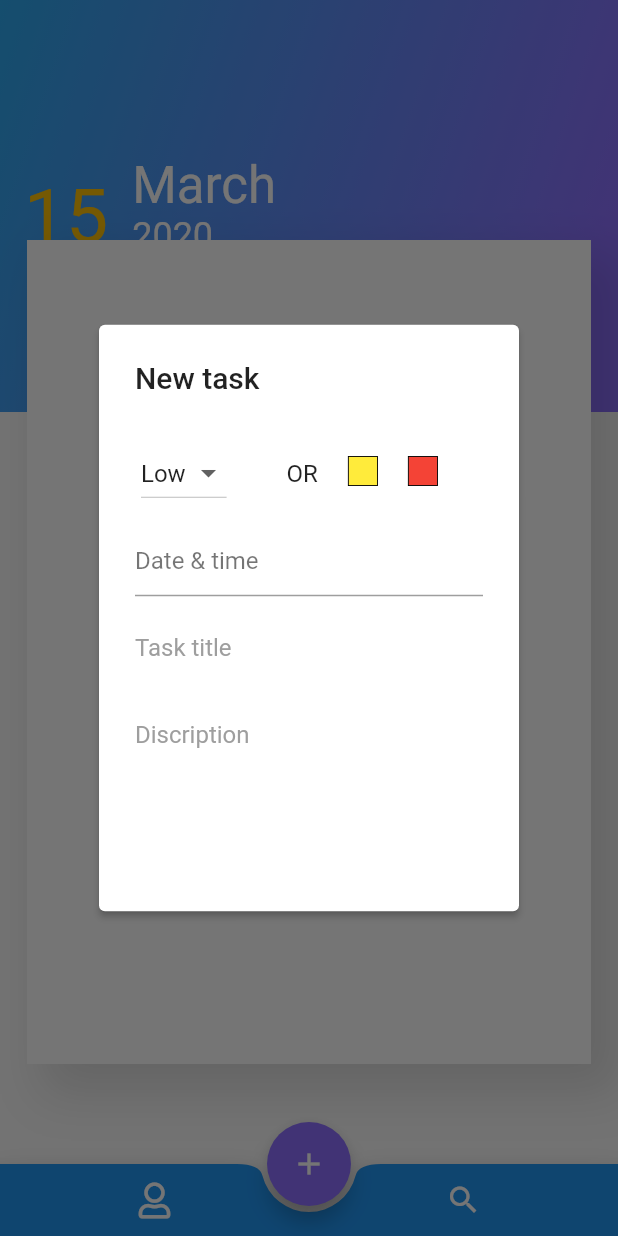
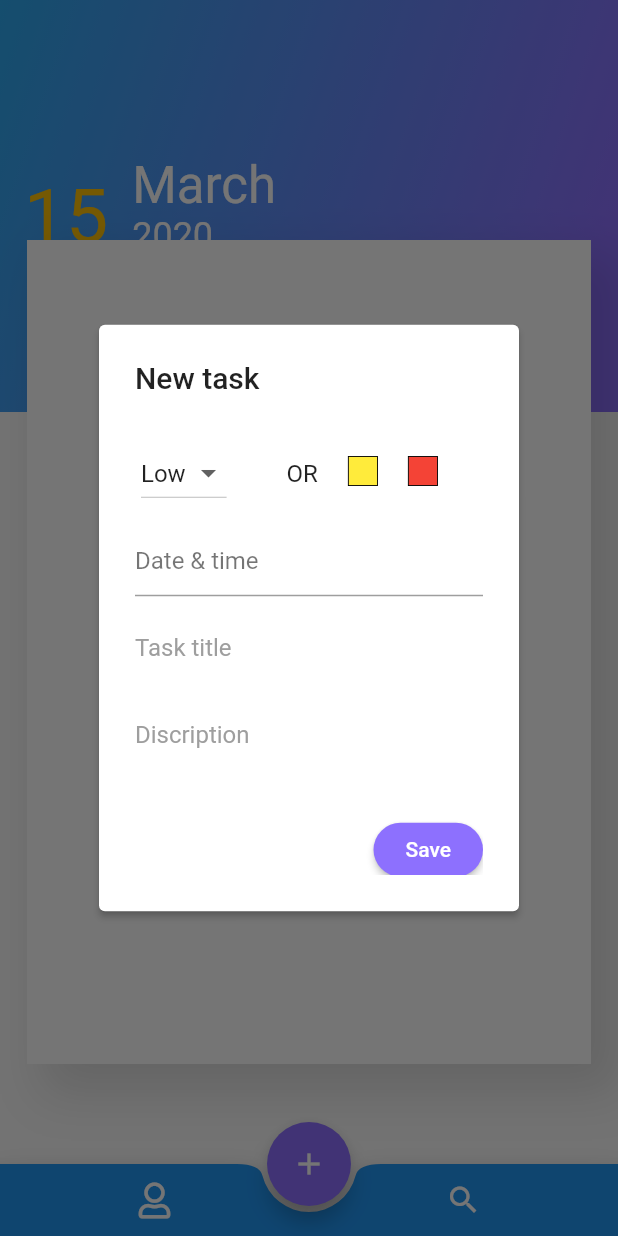
Before and after one commit to uzairleo/Leo_TodoApp-using-SqfLite-plugin-, a Flutter app: the screen it shows after launch, after a tap on the "add" icon, on a phone screen of 412 x 824 dp. Run offline on Flutter 3.47's test engine with Material 2 defaults, Android fonts, the phone set to English and light mode, and no system bars; drawn by our look-alikes of datetime_picker_formfield; our stand-ins replace flutter_spinkit, font_awesome_flutter, rflutter_alert, sqflite; accounts and stored records are empty.

Commit message:
add fancy save button

```diff
--- a/lib/screens/TodoDetail_Dilogue.dart
+++ b/lib/screens/TodoDetail_Dilogue.dart
@@ -63,6 +63,7 @@ class _TdoDetailDilogueState extends State<TdoDetailDilogue> {
                   ),
                   //basic date field
                   Padding(padding: const EdgeInsets.only(top:10.0,left:0.0),
+
                   child:DateTimeField(
                     decoration: InputDecoration(
                       hintText: "Date & time",
@@ -74,7 +75,7 @@ class _TdoDetailDilogueState extends State<TdoDetailDilogue> {
           final date = await showDatePicker(
               context: context,
               firstDate: DateTime(1900),
-              initialDate: currentValue ?? DateTime.now(),
+              initialDate: currentValue ?? DateTime.now(),//checking for null pointer
               lastDate: DateTime(2100));
           if (date != null) {
             final time = await showTimePicker(
@@ -137,6 +138,15 @@ class _TdoDetailDilogueState extends State<TdoDetailDilogue> {
                     ),
                   ),),
 
+                 Padding(padding: const EdgeInsets.only(top:29.0,left: 159.0),
+                 child: RaisedButton(
+                   onPressed: (){},
+                   child: Text("Save",style: Theme.of(context).primaryTextTheme.button,),
+                   shape: RoundedRectangleBorder(borderRadius: BorderRadius.all(Radius.circular(19.0))),
+                   color: Color(0xff8d70fe),
+                   colorBrightness: Brightness.dark,
+                   ),
+                   ),
 
                 ],
               ),
@@ -162,11 +172,4 @@ colorContainer(_width,_height,_color)
     ),
   );
 }
- selectTime()
-
-{
-
-
-
 }
-}
```
